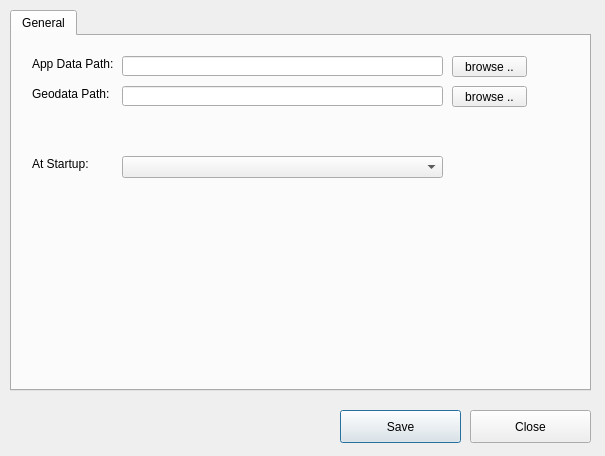
Old version of the form AeroMap/config.ui in the repository aero-mark/AeroMap.
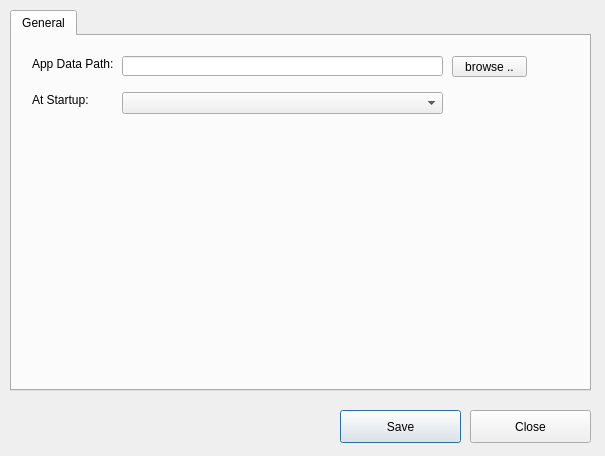
New version of the form.

Commit message: Remove unused items from config form

What changed in the file:
```diff
--- a/AeroMap/config.ui
+++ b/AeroMap/config.ui
@@ -55,19 +55,6 @@
     <attribute name="title">
      <string>General</string>
     </attribute>
-    <widget class="QPushButton" name="cmdGeoDataPath">
-     <property name="geometry">
-      <rect>
-       <x>440</x>
-       <y>50</y>
-       <width>75</width>
-       <height>21</height>
-      </rect>
-     </property>
-     <property name="text">
-      <string>browse ..</string>
-     </property>
-    </widget>
     <widget class="QPushButton" name="cmdAppDataPath">
      <property name="geometry">
       <rect>
@@ -81,19 +68,6 @@
       <string>browse ..</string>
      </property>
     </widget>
-    <widget class="QLabel" name="label_3">
-     <property name="geometry">
-      <rect>
-       <x>20</x>
-       <y>50</y>
-       <width>81</width>
-       <height>16</height>
-      </rect>
-     </property>
-     <property name="text">
-      <string>Geodata Path:</string>
-     </property>
-    </widget>
     <widget class="QLabel" name="label_2">
      <property name="geometry">
       <rect>
@@ -117,21 +91,11 @@
       </rect>
      </property>
     </widget>
-    <widget class="QLineEdit" name="txtGeoDataPath">
-     <property name="geometry">
-      <rect>
-       <x>110</x>
-       <y>50</y>
-       <width>321</width>
-       <height>20</height>
-      </rect>
-     </property>
-    </widget>
     <widget class="QComboBox" name="cboStartup">
      <property name="geometry">
       <rect>
        <x>110</x>
-       <y>120</y>
+       <y>56</y>
        <width>321</width>
        <height>22</height>
       </rect>
@@ -141,7 +105,7 @@
      <property name="geometry">
       <rect>
        <x>20</x>
-       <y>120</y>
+       <y>56</y>
        <width>81</width>
        <height>16</height>
       </rect>
```
Left out of the diff: 2 changed lines with no effect on the pictures. The commit also changes 2 other files.
